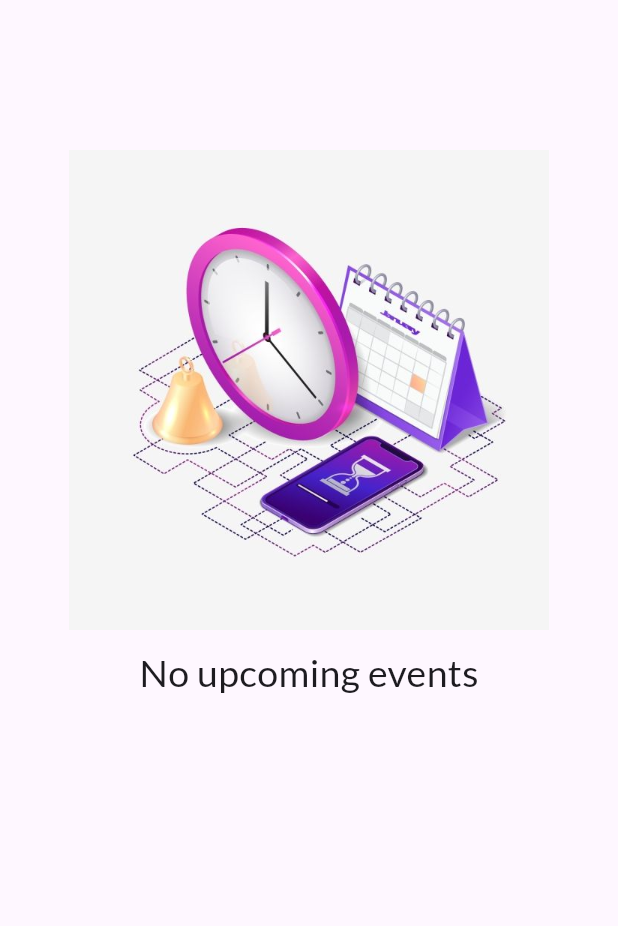
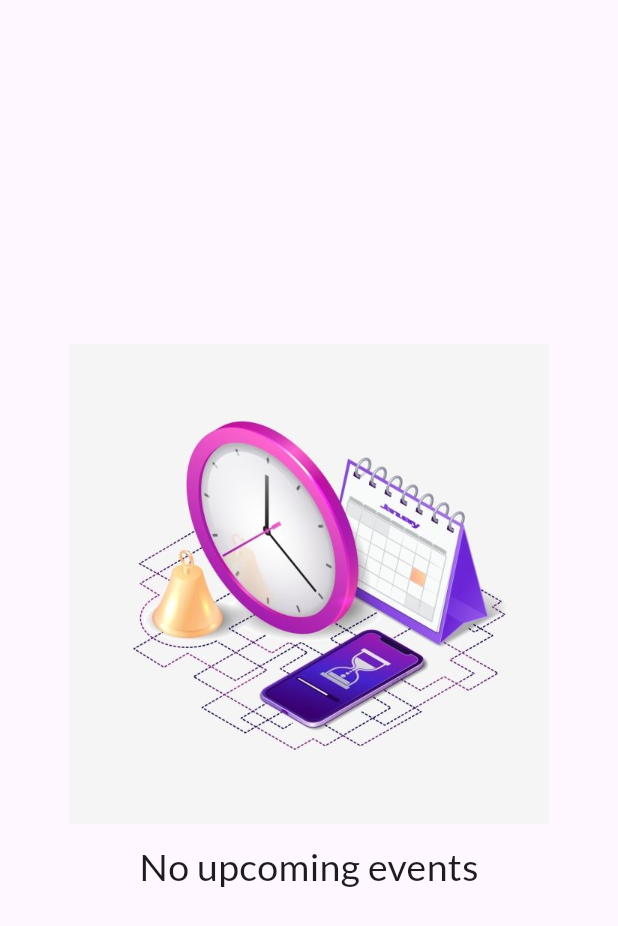
Before and after one commit to jayawardhanadskp/EventHub, a Flutter app: the UpcomingEventsServiceProviderPage screen opened directly, on a phone screen of 412 x 824 dp. Shown: the top 926 px of the screen. Run offline on Flutter 3.47's test engine with Material 3 defaults, Android fonts, the phone set to English and light mode, and no system bars; our stand-ins replace cloud_firestore, curved_navigation_bar, firebase_auth, firebase_core, firebase_messaging, firebase_storage and 9 more; missing offline and left inert: favorite_button, flutter_facebook_auth, flutter_inappwebview, flutter_paypal_checkout; accounts and stored records are empty; statements that could not run were skipped.

Commit message:
service provider events

```diff
--- a/lib/views/events/serviceprovider/events.dart
+++ b/lib/views/events/serviceprovider/events.dart
@@ -64,7 +64,6 @@ class _UpcomingEventsServiceProviderPageState
   @override
   Widget build(BuildContext context) {
     return Scaffold(
-
       body: StreamBuilder<QuerySnapshot>(
         stream: _upcomingEventsStream,
         builder: (context, snapshot) {
@@ -76,26 +75,29 @@ class _UpcomingEventsServiceProviderPageState
             return const CircularProgressIndicator();
           }
 
-
           var upcomingEvents = snapshot.data!.docs
               .where((event) {
             var eventDate =
-            event['selectedDay'] as String; // Adjust the field name
+            event['selectedDay'] as String;
             return DateTime.parse(eventDate).isAfter(DateTime.now());
           })
               .toList();
 
           if (upcomingEvents.isEmpty) {
             return Center(
-              child: Center(
-                child: Column(
-                  children: [
-                    const SizedBox(height: 100,),
-                    Image.asset('assets/upcomingevent.jpg', scale: 2,),
-                    const SizedBox(height: 10,),
-                    const Text('No upcoming events', style: TextStyle(fontSize: 25, ),),
-                  ],
-                ),
+              child: Column(
+                mainAxisAlignment: MainAxisAlignment.center,
+                children: [
+                  Image.asset(
+                    'assets/upcomingevent.jpg',
+                    scale: 2,
+                  ),
+                  const SizedBox(height: 10),
+                  const Text(
+                    'No upcoming events',
+                    style: TextStyle(fontSize: 25),
+                  ),
+                ],
               ),
             );
           }
@@ -106,6 +108,11 @@ class _UpcomingEventsServiceProviderPageState
               var eventData =
               upcomingEvents[index].data() as Map<String, dynamic>;
               var customerId = eventData['customerId'];
+
+              // calculate remaining days
+              var eventDate =
+              DateTime.parse(eventData['selectedDay'] as String);
+              var remainingDays = eventDate.difference(DateTime.now()).inDays;
 
               return FutureBuilder<DocumentSnapshot>(
                 future: FirebaseFirestore.instance
@@ -129,8 +136,13 @@ class _UpcomingEventsServiceProviderPageState
 
                   return ListTile(
                     title: Text('Customer: $customerName'),
-                    subtitle: Text('Event Date: ${eventData['selectedDay']}'),
-
+                    subtitle: Column(
+                      crossAxisAlignment: CrossAxisAlignment.start,
+                      children: [
+                        Text('Event Date: ${eventData['selectedDay']}'),
+                        Text('Remaining Days: $remainingDays'),
+                      ],
+                    ),
                   );
                 },
               );
@@ -141,6 +153,7 @@ class _UpcomingEventsServiceProviderPageState
     );
   }
 }
+
 
 
 class FinishedEventsServiceProviderPage extends StatefulWidget {
```
